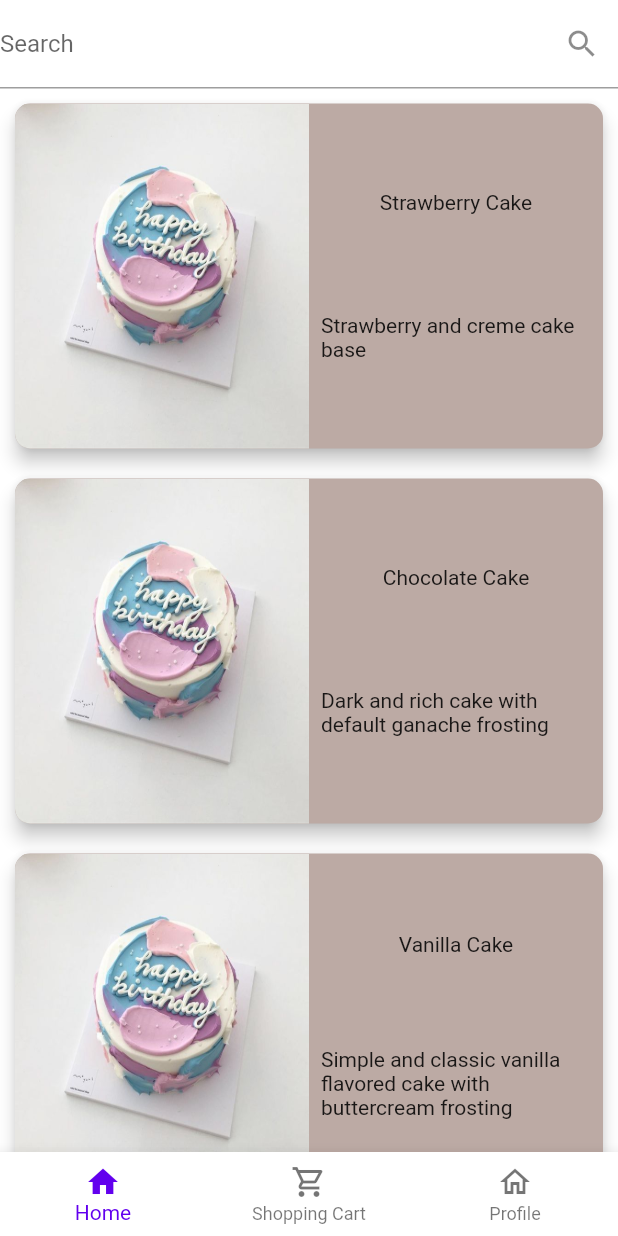
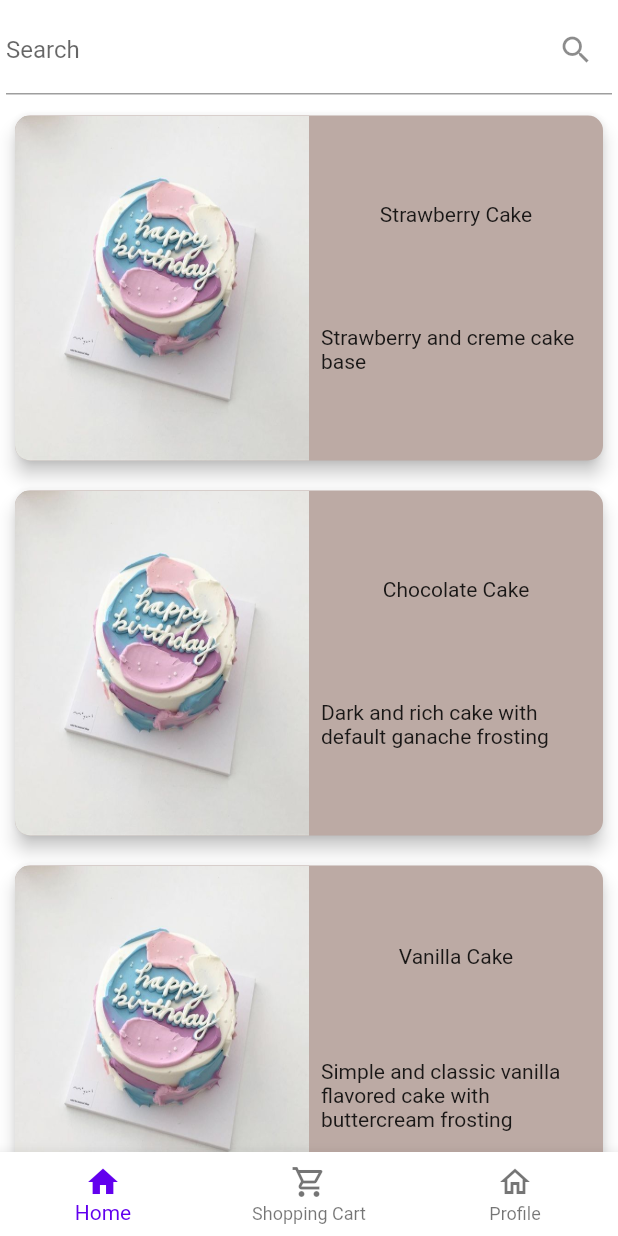
Before and after one commit to fluffysheepcloud/PieceOfCake, a Flutter app: the screen it shows after launch, on a phone screen of 412 x 824 dp. Run offline on Flutter 3.47's test engine with Material 2 defaults, Android fonts, the phone set to English and light mode, and no system bars; our stand-ins replace fluttertoast; network calls fail.

Commit message:
updated search bar ui

```diff
--- a/front-end/lib/pages/home.dart
+++ b/front-end/lib/pages/home.dart
@@ -17,13 +17,11 @@ class _HomeState extends State<Home> {
   Widget customSearchBar = const Text('Search');
   List _items = [];
 
-
   //read in json list, split list, take single element, pass its attributes(3) into card
   //card would take in string, and img url, 3 arguments
 
-
   readJson() async {
-
+    getMerchantInfoById(1);
     final String response = await rootBundle.loadString('assets/sample.json');
     debugPrint(response);
     final data = await json.decode(response);
@@ -40,7 +38,7 @@ class _HomeState extends State<Home> {
 
   @override
   Widget build (BuildContext context){
-
+    //var _controller = TextEditingController();
   return Scaffold(
 
     // extendBodyBehindAppBar: true,
@@ -91,56 +89,47 @@ class _HomeState extends State<Home> {
     body: Column(
       mainAxisAlignment: MainAxisAlignment.center,
       children: [
+        //searchbar
+        Container(
+            padding: const EdgeInsets.all(4.0),
             //instead of appbar make a textfield with icon button
-        TextField(
-          onTap: (){
-            setState((){
-              if (customIcon.icon == Icons.search){
+            child: TextFormField(
+              //controller: _controller,
+                decoration: InputDecoration(
+                    labelText: 'Search',
+                    //just make regular icon
+                    suffixIcon: IconButton(
+
+                        icon: customIcon, onPressed: () {  },
+
+                    )
+                ),
+              //if textfield tapped then turn icon into cancel, if icon button tapped and it is a cancel, then cancel transaction
+                onTap: () {
+                  setState(() {
+                    if (customIcon.icon == Icons.search) {
                       customIcon = const Icon(Icons.cancel);
                       customSearchBar = const ListTile(
-                    leading: Icon (
+                          leading: Icon(
                             Icons.search,
                             color: Colors.white,
                             size: 28,
                           ),
-                    title: TextField (
-                      decoration:  InputDecoration(
-                        hintText: 'type in cake ...',
-                        hintStyle: TextStyle(
-                          color:  Colors.white,
-                          fontSize: 18,
-                          fontStyle:  FontStyle.italic,
-                        ),
-                        border: InputBorder.none,
-                      ),
-                      style:  TextStyle(
-                          color: Colors.white
-                      ),
-                    )
                       );
-
                     }
-              else{
+                    else {
                       customIcon = const Icon(Icons.search);
-                customSearchBar = const Text ('Search');
+                      //close keyboard
+                      FocusScope.of(context).unfocus();
                     }
-            });
-          },
-         decoration: InputDecoration(
-         labelText: 'Search',
-
-         suffixIcon: IconButton(
-             onPressed: () {
-
-             },
-             icon: customIcon
-
+                  }
+                  );
+                }
             )
         ),
-          //can textfield have icon button
+        //banner for welcome
 
-          //onTap makes
-        ),
+        //Cards
         Expanded(
           child: ListView.builder(
             itemCount: _items.length,
@@ -153,5 +142,4 @@ class _HomeState extends State<Home> {
     )
   );
 }
-
 }
```
Lines whose indentation alone changed are shown as unchanged.
